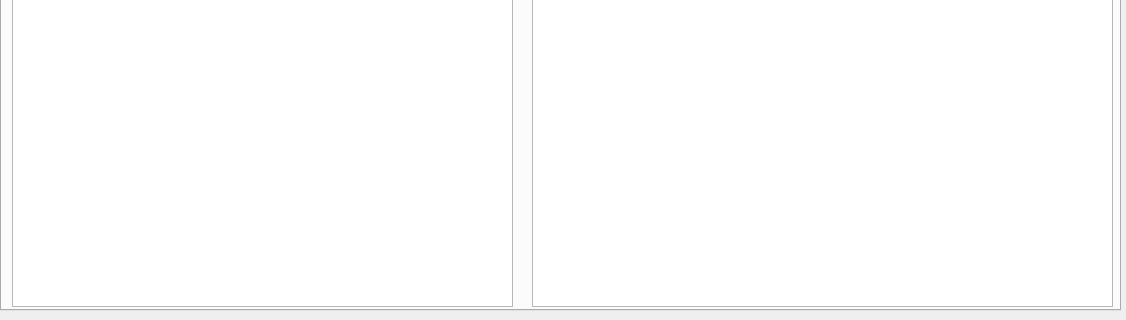
Qt form vk_parser.ui (diman4ik/VkParser) before a commit; both pictures show x 0 to 1126 and y 520 to 840 of the 1126 by 840 pixel window.
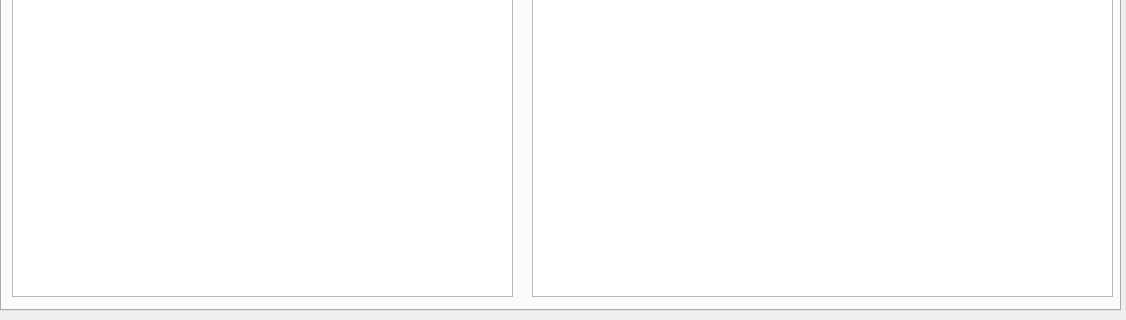
The same form after that commit.

```diff
--- a/vk_parser.ui
+++ b/vk_parser.ui
@@ -59,7 +59,7 @@
        <x>10</x>
        <y>40</y>
        <width>501</width>
-       <height>761</height>
+       <height>751</height>
       </rect>
      </property>
     </widget>
@@ -82,7 +82,7 @@
        <x>530</x>
        <y>140</y>
        <width>581</width>
-       <height>661</height>
+       <height>651</height>
       </rect>
      </property>
     </widget>
```
